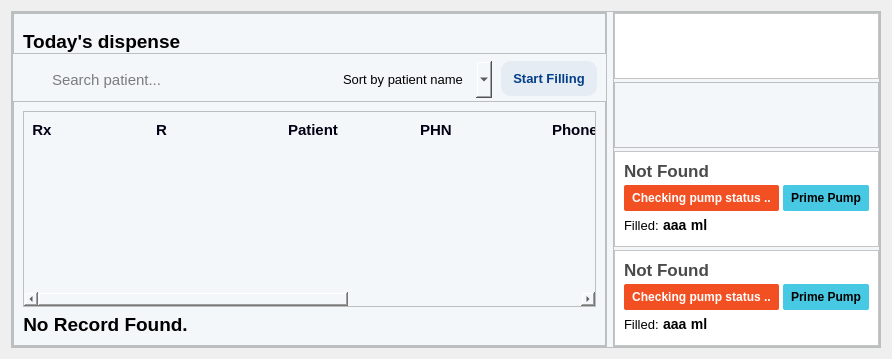
Rex-Honey/medidozeNoDb, file uiFiles/dashboard.ui: the form before one commit.
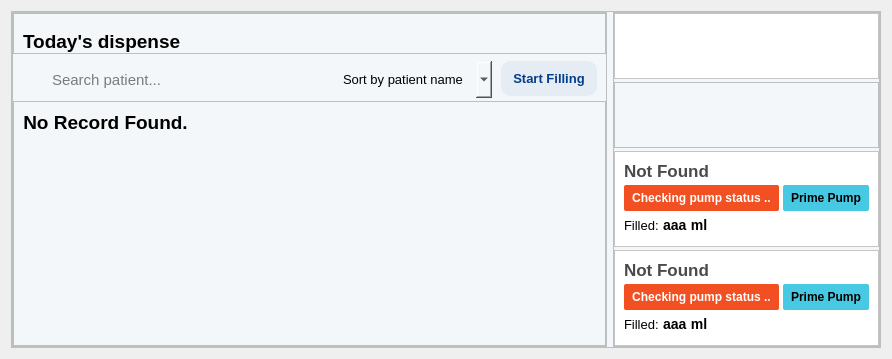
The form after the commit. Icons and pictures are not drawn.

Diff of the .ui file:
```diff
--- a/uiFiles/dashboard.ui
+++ b/uiFiles/dashboard.ui
@@ -302,140 +302,6 @@
             <enum>QFrame::Raised</enum>
            </property>
            <layout class="QVBoxLayout" name="verticalLayout_27">
-            <item>
-             <widget class="QTableWidget" name="table_view_dispense">
-              <property name="enabled">
-               <bool>true</bool>
-              </property>
-              <property name="sizePolicy">
-               <sizepolicy hsizetype="Expanding" vsizetype="MinimumExpanding">
-                <horstretch>0</horstretch>
-                <verstretch>0</verstretch>
-               </sizepolicy>
-              </property>
-              <property name="font">
-               <font>
-                <family>Nirmala UI</family>
-                <pointsize>10</pointsize>
-               </font>
-              </property>
-              <property name="focusPolicy">
-               <enum>Qt::NoFocus</enum>
-              </property>
-              <property name="styleSheet">
-               <string notr="true">QTableWidget {
-	font-size:10pt
-}
-QHeaderView::section {
-    background-color: #F4F7F9;
-    color: #020014;
-	font-weight:700;
-	border:none;
-	height:35px;
-	font-family:Nirmala UI;
-	font-size:11pt
-}
-QTableWidget::Item{
-border-bottom:1px dashed grey;
-}
-QScrollBar::handle:vertical{
-background-color:rgb(218, 221, 222)
-}
-QScrollBar::handle:horizontal{
-background-color:rgb(218, 221, 222)
-}</string>
-              </property>
-              <property name="editTriggers">
-               <set>QAbstractItemView::NoEditTriggers</set>
-              </property>
-              <property name="selectionBehavior">
-               <enum>QAbstractItemView::SelectRows</enum>
-              </property>
-              <property name="showGrid">
-               <bool>false</bool>
-              </property>
-              <attribute name="horizontalHeaderCascadingSectionResizes">
-               <bool>true</bool>
-              </attribute>
-              <attribute name="horizontalHeaderDefaultSectionSize">
-               <number>132</number>
-              </attribute>
-              <attribute name="horizontalHeaderHighlightSections">
-               <bool>false</bool>
-              </attribute>
-              <attribute name="horizontalHeaderMinimumSectionSize">
-               <number>30</number>
-              </attribute>
-              <attribute name="horizontalHeaderStretchLastSection">
-               <bool>true</bool>
-              </attribute>
-              <attribute name="verticalHeaderVisible">
-               <bool>false</bool>
-              </attribute>
-              <attribute name="verticalHeaderDefaultSectionSize">
-               <number>30</number>
-              </attribute>
-              <attribute name="verticalHeaderStretchLastSection">
-               <bool>false</bool>
-              </attribute>
-              <column>
-               <property name="text">
-                <string>  Rx</string>
-               </property>
-               <property name="textAlignment">
-                <set>AlignLeading|AlignVCenter</set>
-               </property>
-              </column>
-              <column>
-               <property name="text">
-                <string>R</string>
-               </property>
-               <property name="textAlignment">
-                <set>AlignLeading|AlignVCenter</set>
-               </property>
-              </column>
-              <column>
-               <property name="text">
-                <string>Patient</string>
-               </property>
-               <property name="textAlignment">
-                <set>AlignLeading|AlignVCenter</set>
-               </property>
-              </column>
-              <column>
-               <property name="text">
-                <string>PHN</string>
-               </property>
-               <property name="textAlignment">
-                <set>AlignLeading|AlignVCenter</set>
-               </property>
-              </column>
-              <column>
-               <property name="text">
-                <string>Phone</string>
-               </property>
-               <property name="textAlignment">
-                <set>AlignLeading|AlignVCenter</set>
-               </property>
-              </column>
-              <column>
-               <property name="text">
-                <string>Drug</string>
-               </property>
-               <property name="textAlignment">
-                <set>AlignLeading|AlignVCenter</set>
-               </property>
-              </column>
-              <column>
-               <property name="text">
-                <string>Dose</string>
-               </property>
-               <property name="textAlignment">
-                <set>AlignLeading|AlignVCenter</set>
-               </property>
-              </column>
-             </widget>
-            </item>
             <item alignment="Qt::AlignLeft|Qt::AlignTop">
              <widget class="QLabel" name="lbl_err_data">
               <property name="sizePolicy">
```
